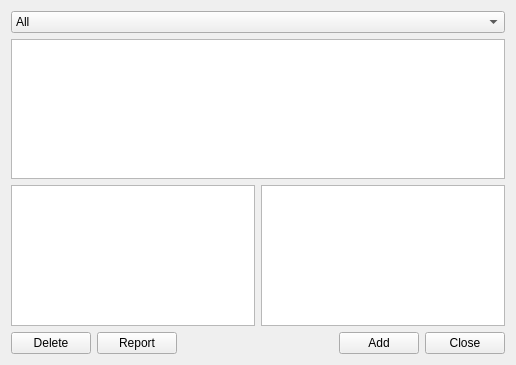
This is src/view/core/DBStation/ListsDialog.ui in nevaeh82/arm_r as Qt 5 draws it before an edit. The edited form follows.
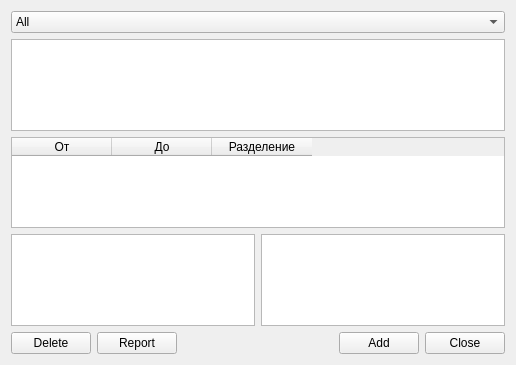
This is the edited form.

```diff
--- a/src/view/core/DBStation/ListsDialog.ui
+++ b/src/view/core/DBStation/ListsDialog.ui
@@ -16,7 +16,7 @@
   <layout class="QGridLayout" name="gridLayout">
    <item row="0" column="0">
     <layout class="QGridLayout" name="gridLayout_2">
-     <item row="2" column="0">
+     <item row="3" column="0">
       <widget class="QListWidget" name="listView"/>
      </item>
      <item row="1" column="0" colspan="2">
@@ -59,9 +59,28 @@
        </item>
       </widget>
      </item>
-     <item row="2" column="1">
+     <item row="3" column="1">
       <widget class="QListWidget" name="workListView"/>
      </item>
+     <item row="2" column="0" colspan="2">
+      <widget class="QTableWidget" name="tvWhiteAreas">
+       <column>
+        <property name="text">
+         <string>От</string>
+        </property>
+       </column>
+       <column>
+        <property name="text">
+         <string>До</string>
+        </property>
+       </column>
+       <column>
+        <property name="text">
+         <string>Разделение</string>
+        </property>
+       </column>
+      </widget>
+     </item>
     </layout>
    </item>
    <item row="1" column="0">
```
Left out of the diff: 5 changed lines with no effect on the pictures.
